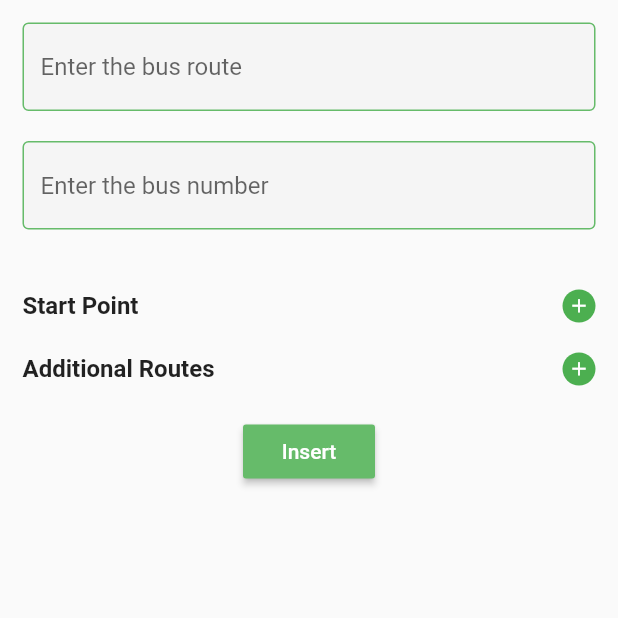
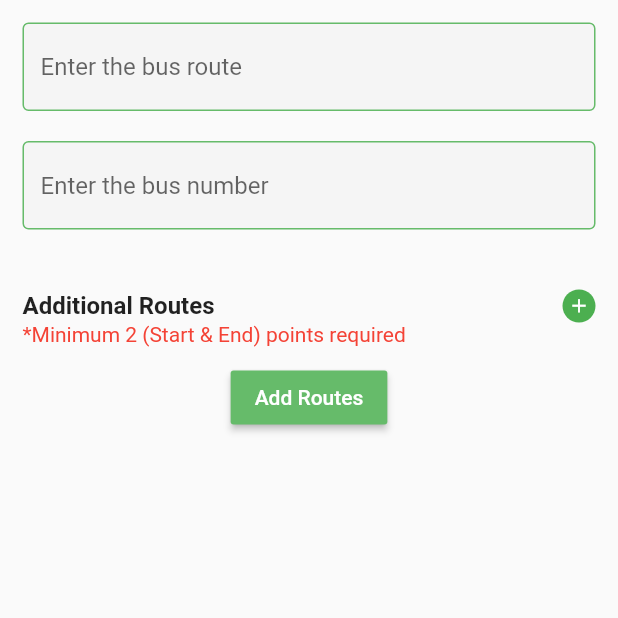
Before and after one commit to SharmBB/Pathai_Development, a Flutter app: the screen it shows after launch, on a phone screen of 412 x 824 dp, the top half of it. Run offline on Flutter 3.47's test engine with Material 2 defaults, Android fonts, the phone set to English and light mode, and no system bars; our stand-ins replace geocoding, geolocator, google_maps_flutter.

Commit message:
Routes added updated

```diff
--- a/lib/src/screens/newhome.dart
+++ b/lib/src/screens/newhome.dart
@@ -30,8 +30,6 @@ class _NewHomeState extends State<NewHome> {
   final scaffoldKey = new GlobalKey<ScaffoldState>();
   final formKey = new GlobalKey<FormState>();
 
-  bool startPointCheck = false;
-
   TextEditingController _busRouteController = new TextEditingController();
   TextEditingController _busNoController = new TextEditingController();
 
@@ -46,6 +44,7 @@ class _NewHomeState extends State<NewHome> {
             child: Container(
               child: Form(
                 key: formKey,
+                autovalidate: _validate,
                 child: Padding(
                   padding: const EdgeInsets.all(15.0),
                   child: Column(
@@ -58,41 +57,6 @@ class _NewHomeState extends State<NewHome> {
                       busNoInput(),
                       SizedBox(
                         height: 40,
-                      ),
-                      Row(
-                        children: [
-                          Text(
-                            'Start Point',
-                            style: TextStyle(
-                                fontWeight: FontWeight.w700, fontSize: 16),
-                          ),
-                          Spacer(),
-                          GestureDetector(
-                            onTap: () {
-                              setState(() {
-                                startPointCheck = true;
-                                print(startPointCheck);
-                              });
-                              _showMyDialog();
-                            },
-                            child: Container(
-                              width: 22,
-                              height: 22,
-                              decoration: BoxDecoration(
-                                color: Colors.green,
-                                borderRadius: BorderRadius.circular(20),
-                              ),
-                              child: Icon(
-                                Icons.add,
-                                color: Colors.white,
-                                size: 15,
-                              ),
-                            ),
-                          ),
-                        ],
-                      ),
-                      SizedBox(
-                        height: 20,
                       ),
                       Row(
                         children: [
@@ -122,8 +86,17 @@ class _NewHomeState extends State<NewHome> {
                           ),
                         ],
                       ),
+                      latlonFromMap.length >= 2
+                          ? Text("")
+                          : Text(
+                              '*Minimum 2 (Start & End) points required',
+                              style: TextStyle(
+                                  color: Colors.red,
+                                  fontWeight: FontWeight.w400,
+                                  fontSize: 14),
+                            ),
                       SizedBox(
-                        height: 20,
+                        height: 10,
                       ),
                       reload
                           ? Text(" ")
@@ -142,7 +115,7 @@ class _NewHomeState extends State<NewHome> {
                                 onPressed: () {
                                   onClick();
                                 },
-                                child: Text("Insert"),
+                                child: Text("Add Routes"),
                               ),
                       ),
                     ],
@@ -298,32 +271,42 @@ class _NewHomeState extends State<NewHome> {
       _isLoading = true;
     });
     try {
+
+
+      var bodyRoutes;
+      var bodyPoints;
+      print("body");
+
+      if (latlonFromMap.length >= 2) {
         var addRoute = {
           "name": _busRouteController.text,
           "number": _busNoController.text,
         };
 
-      var body;
-      print("body");
-      print(latlonFromMap);
-      if (latlonFromMap.length != 0) {
+        var res = await CallApi().postRoutes(addRoute, 'addRoute');
+        bodyRoutes = json.decode(res.body);
+
         for (var data in latlonFromMap) {
           print(data);
           var addPoints = {
-            "name": "manipaynew",
+            "name": "J to USA",
             "time": data['time'],
             "latitude": data['lat'],
             "longitude": data['long'],
-            "route_id": 2, // this would be dynamic - after routes added ID automatically need to assign
+            "route_id": bodyRoutes['message']['id'],  // this would be dynamic - after routes added ID automatically need to assign
           };
+
           var res = await CallApi().postPoints(addPoints, 'addPoint');
-          body = json.decode(res.body);
+          bodyPoints = json.decode(res.body);
+        }
 
-        }
-        if(body['errorMessage'] == false){
+        if (bodyPoints['errorMessage'] == false) {
           scaffoldKey.currentState.showSnackBar(
             SnackBar(
-                content: Text("${body['message']}", style: TextStyle(color: Colors.white),),
+              content: Text(
+                "${bodyPoints['message']}",
+                style: TextStyle(color: Colors.white),
+              ),
               backgroundColor: Colors.green,
             ),
           );
@@ -332,19 +315,8 @@ class _NewHomeState extends State<NewHome> {
         _busRouteController.clear();
         _busNoController.clear();
       }
-      print(body);
+      print(bodyPoints);
 
-      // if (body['token'] != null) {
-      //   SharedPreferences localStorage = await SharedPreferences.getInstance();
-      //   var token = body['token'];
-      //   localStorage.setString('token', token);
-      //   print(body);
-      //   Navigator.of(context).pushReplacement(
-      //     MaterialPageRoute(builder: (BuildContext context) => MainMenu()),
-      //   );
-      // } else {
-      //   print(body['error']);
-      // }
     } catch (e) {
       print(e);
     }
@@ -440,10 +412,11 @@ class _NewHomeState extends State<NewHome> {
                   color: Colors.blue,
                   textColor: Colors.white,
                   onPressed: () {
-                    Navigator.push(
-                      context,
-                      MaterialPageRoute(builder: (context) => HomeScreen()),
-                    );
+                    _awaitReturnValueFromSearchMap(context);
+                    // Navigator.push(
+                    //   context,
+                    //   MaterialPageRoute(builder: (context) => HomeScreen()),
+                    // );
                   },
                   child: Text("Add Location By Search"),
                 ),
@@ -462,7 +435,31 @@ class _NewHomeState extends State<NewHome> {
         MaterialPageRoute(
           builder: (context) => GoogleMapScreen(),
         ));
-    print(startPointCheck);
+    print(result);
+    if (result['lat'] != null) {
+      setState(() {
+        latfromMap = result['lat'];
+        lonfromMap = result['lon'];
+        latlonFromMap.add({
+          "index": latlonFromMap.length + 1,
+          "lat": latfromMap,
+          "long": lonfromMap,
+          "time": timefromMap
+        });
+      });
+    }
+    // close the popup
+    Navigator.of(context).pop();
+    print(latlonFromMap);
+  }
+
+  void _awaitReturnValueFromSearchMap(BuildContext context) async {
+    // start the SecondScreen and wait for it to finish with a result
+    final result = await Navigator.push(
+        context,
+        MaterialPageRoute(
+          builder: (context) => HomeScreen(),
+        ));
     print(result);
     if (result['lat'] != null) {
       setState(() {
```
Also changed, not shown: lib/src/screens/home_screen.dart (+10 -4 lines). Lines whose indentation alone changed are shown as unchanged.
